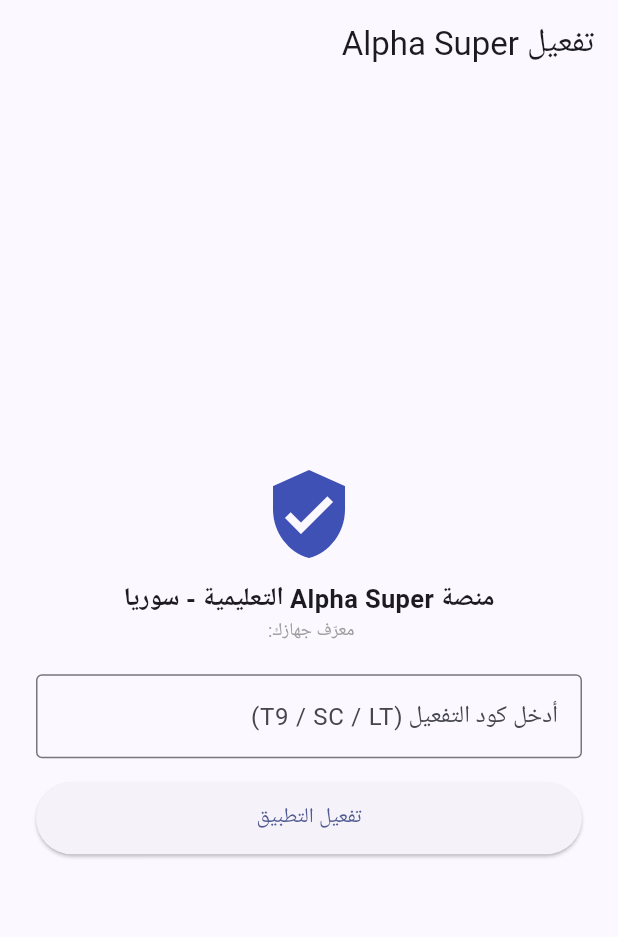
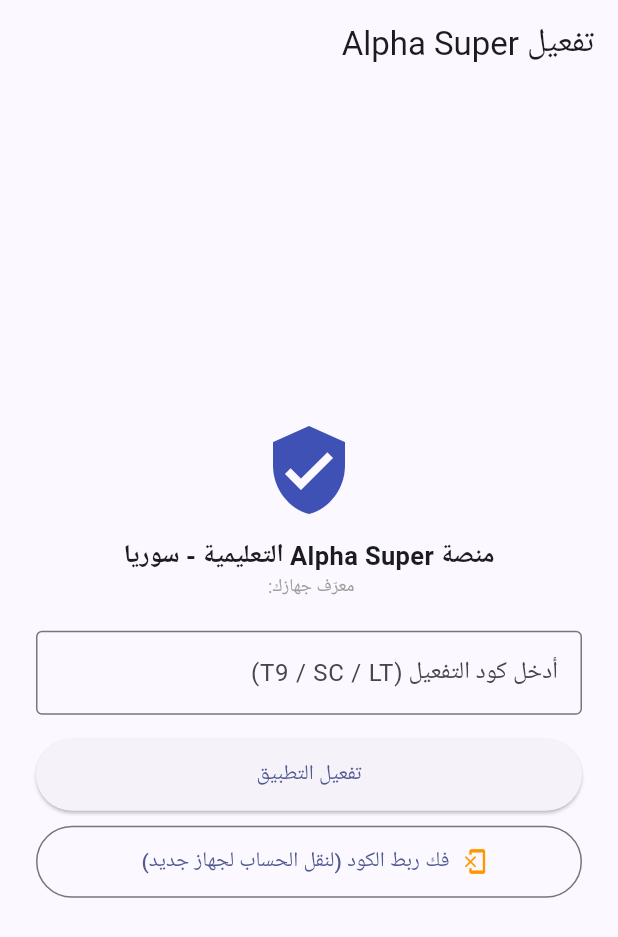
Before and after one commit to alphasuper6-dev/alpha_super, a Flutter app: the screen it shows after launch, after a tap on "تفعيل التطبيق", on a phone screen of 412 x 824 dp. Shown: the top 937 px of the screen. Run offline on Flutter 3.47's test engine with Material 3 defaults, Android fonts, the phone set to English and light mode, and no system bars; our stand-ins replace device_info_plus, shared_preferences.

Commit message:
Update main.dart

```diff
--- a/lib/main.dart
+++ b/lib/main.dart
@@ -5,6 +5,8 @@ import 'package:http/http.dart' as http;
 import 'dart:convert';
 import 'dart:io';
 import 'app_screens.dart';
+
+final Uri kCodesUri = Uri.https('api.' + 'github.com', '/repos/alphasuper6-dev/alpha_super/contents/codes.json');
 
 void main() {
   WidgetsFlutterBinding.ensureInitialized();
@@ -70,6 +72,7 @@ class ActivationScreen extends StatefulWidget {
 class _ActivationScreenState extends State<ActivationScreen> {
   final _c = TextEditingController();
   String _err = "";
+  String _msg = "";
   bool _loading = false;
 
   Future<void> _verify() async {
@@ -86,12 +89,12 @@ class _ActivationScreenState extends State<ActivationScreen> {
     setState(() {
       _loading = true;
       _err = "";
+      _msg = "";
     });
-    const url = 'https://github.com';
 
     try {
       final res = await http.get(
-        Uri.parse(url),
+        kCodesUri,
         headers: {'Authorization': 'Bearer $kToken', 'Accept': 'application/vnd.github.v3+json'},
       );
       final data = jsonDecode(res.body);
@@ -119,7 +122,7 @@ class _ActivationScreenState extends State<ActivationScreen> {
 
       codes[code] = {"status": "used", "device_id": widget.devId, "branch": branch};
       await http.put(
-        Uri.parse(url),
+        kCodesUri,
         headers: {
           'Authorization': 'Bearer $kToken',
           'Accept': 'application/vnd.github.v3+json',
@@ -134,7 +137,81 @@ class _ActivationScreenState extends State<ActivationScreen> {
 
       final p = await SharedPreferences.getInstance();
       await p.setString('active_branch', branch);
+      await p.setString('active_code', code);
       widget.onDone(branch);
+    } catch (_) {
+      setState(() => _err = "تأكد من الاتصال بالإنترنت وحاول مجدداً");
+    } finally {
+      if (mounted) setState(() => _loading = false);
+    }
+  }
+
+  Future<void> _unbindCode() async {
+    final code = _c.text.trim().toUpperCase();
+    if (code.isEmpty) {
+      setState(() => _err = "أدخل الكود الأساسي أولاً لفك ربطه ونقله");
+      return;
+    }
+
+    setState(() {
+      _loading = true;
+      _err = "";
+      _msg = "";
+    });
+
+    try {
+      final res = await http.get(
+        kCodesUri,
+        headers: {'Authorization': 'Bearer $kToken', 'Accept': 'application/vnd.github.v3+json'},
+      );
+      final data = jsonDecode(res.body);
+      final sha = data['sha'];
+      Map<String, dynamic> codes = jsonDecode(
+        utf8.decode(base64Decode(data['content'].toString().replaceAll('\n', ''))),
+      );
+
+      if (!codes.containsKey(code)) {
+        setState(() => _err = "الكود غير موجود!");
+        return;
+      }
+
+      final info = codes[code];
+      final savedDev = (info is Map) ? (info['device_id']?.toString() ?? "") : "";
+
+      if (savedDev.isEmpty) {
+        setState(() => _err = "هذا الكود غير مربوط بأي جهاز أصلاً!");
+        return;
+      }
+
+      if (savedDev != widget.devId) {
+        setState(() => _err = "لا يمكن فك الربط إلا من الجهاز الأساسي المفعل عليه الكود!");
+        return;
+      }
+
+      String branch = (info is Map && info['branch'] != null) ? info['branch'] : "ALL";
+      codes[code] = {"status": "unused", "device_id": "", "branch": branch};
+
+      await http.put(
+        kCodesUri,
+        headers: {
+          'Authorization': 'Bearer $kToken',
+          'Accept': 'application/vnd.github.v3+json',
+          'Content-Type': 'application/json',
+        },
+        body: jsonEncode({
+          'message': 'فك ربط كود $code للنقل',
+          'content': base64Encode(utf8.encode(jsonEncode(codes))),
+          'sha': sha,
+        }),
+      );
+
+      final p = await SharedPreferences.getInstance();
+      await p.remove('active_branch');
+      await p.remove('active_code');
+
+      setState(() {
+        _msg = "تم فك ربط الكود عن هذا الجهاز بنجاح! يمكنك الآن تفعيله على جهازك الجديد.";
+      });
     } catch (_) {
       setState(() => _err = "تأكد من الاتصال بالإنترنت وحاول مجدداً");
     } finally {
@@ -158,20 +235,39 @@ class _ActivationScreenState extends State<ActivationScreen> {
             const SizedBox(height: 20),
             TextField(
               controller: _c,
-              decoration: const InputDecoration(labelText: "أدخل كود التفعيل (T9 / SC / LT)", border: OutlineInputBorder()),
+              decoration: const InputDecoration(
+                labelText: "أدخل كود التفعيل (T9 / SC / LT)",
+                border: OutlineInputBorder(),
+              ),
             ),
             if (_err.isNotEmpty)
               Padding(
                 padding: const EdgeInsets.only(top: 8),
                 child: Text(_err, style: const TextStyle(color: Colors.red, fontWeight: FontWeight.bold)),
               ),
+            if (_msg.isNotEmpty)
+              Padding(
+                padding: const EdgeInsets.only(top: 8),
+                child: Text(_msg, style: const TextStyle(color: Colors.green, fontWeight: FontWeight.bold)),
+              ),
             const SizedBox(height: 16),
             _loading
                 ? const CircularProgressIndicator()
-                : ElevatedButton(
-                    onPressed: _verify,
-                    style: ElevatedButton.styleFrom(minimumSize: const Size(double.infinity, 48)),
-                    child: const Text("تفعيل التطبيق"),
+                : Column(
+                    children: [
+                      ElevatedButton(
+                        onPressed: _verify,
+                        style: ElevatedButton.styleFrom(minimumSize: const Size(double.infinity, 48)),
+                        child: const Text("تفعيل التطبيق"),
+                      ),
+                      const SizedBox(height: 10),
+                      OutlinedButton.icon(
+                        onPressed: _unbindCode,
+                        icon: const Icon(Icons.phonelink_erase, color: Colors.orange),
+                        label: const Text("فك ربط الكود (لنقل الحساب لجهاز جديد)"),
+                        style: OutlinedButton.styleFrom(minimumSize: const Size(double.infinity, 48)),
+                      ),
+                    ],
                   ),
           ],
         ),
```
